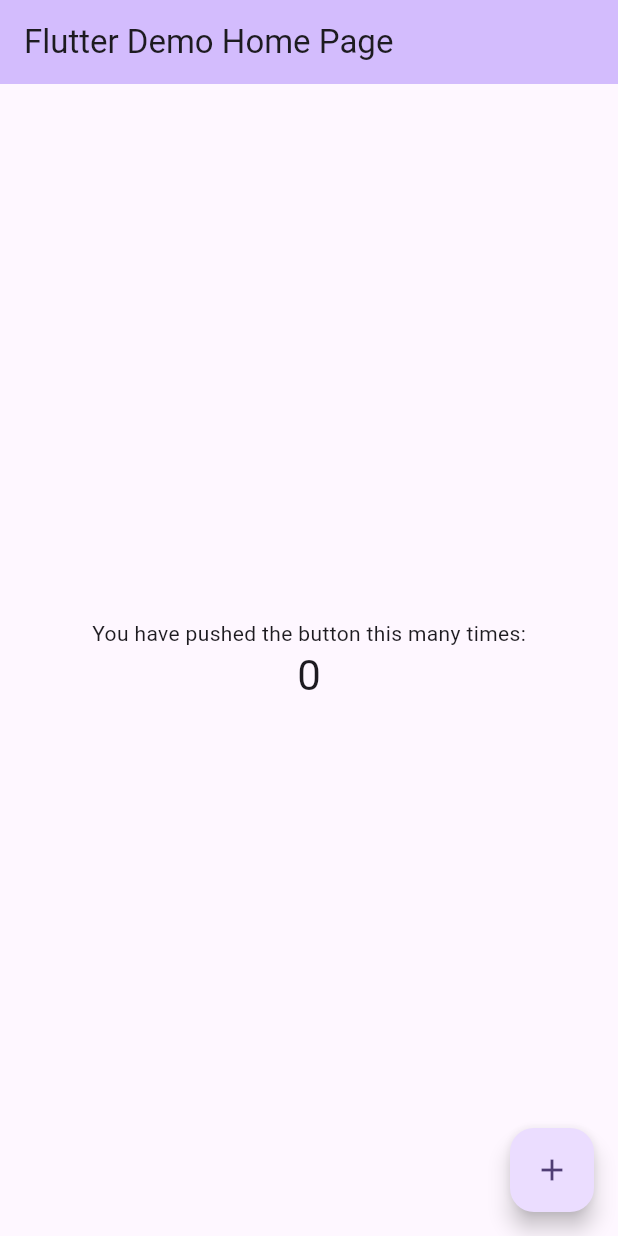
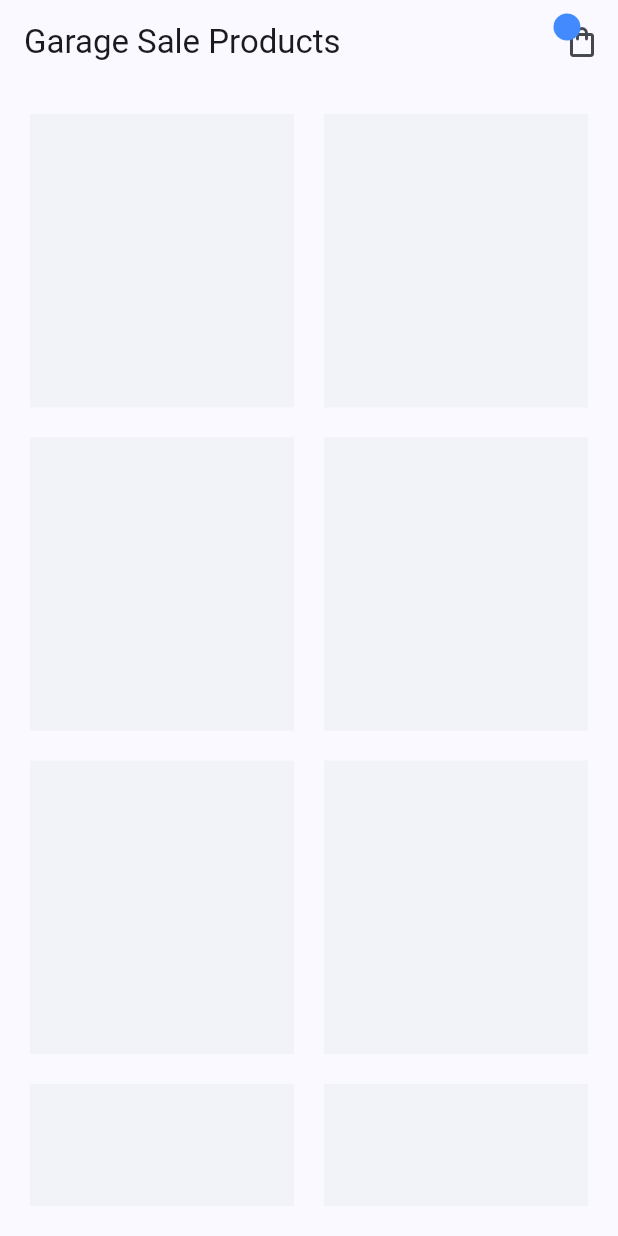
Before and after one commit to ruxmur/flutter-riverpod-tutorial, a Flutter app: the screen it shows after launch, on a phone screen of 412 x 824 dp. Run offline on Flutter 3.47's test engine with Material 3 defaults, Android fonts, the phone set to English and light mode, and no system bars; our stand-ins replace flutter_riverpod.

Commit message:
Lesson 1

```diff
--- a/lib/main.dart
+++ b/lib/main.dart
@@ -1,4 +1,5 @@
 import 'package:flutter/material.dart';
+import '/screens/home/home_screen.dart';
 
 void main() {
   runApp(const MyApp());
@@ -11,115 +12,11 @@ class MyApp extends StatelessWidget {
   @override
   Widget build(BuildContext context) {
     return MaterialApp(
-      title: 'Flutter Demo',
+      title: '',
       theme: ThemeData(
-        // This is the theme of your application.
-        //
-        // TRY THIS: Try running your application with "flutter run". You'll see
-        // the application has a purple toolbar. Then, without quitting the app,
-        // try changing the seedColor in the colorScheme below to Colors.green
-        // and then invoke "hot reload" (save your changes or press the "hot
-        // reload" button in a Flutter-supported IDE, or press "r" if you used
-        // the command line to start the app).
-        //
-        // Notice that the counter didn't reset back to zero; the application
-        // state is not lost during the reload. To reset the state, use hot
-        // restart instead.
-        //
-        // This works for code too, not just values: Most code changes can be
-        // tested with just a hot reload.
-        colorScheme: ColorScheme.fromSeed(seedColor: Colors.deepPurple),
-        useMaterial3: true,
+        colorScheme: ColorScheme.fromSeed(seedColor: Colors.blueAccent),
       ),
-      home: const MyHomePage(title: 'Flutter Demo Home Page'),
+      home: const HomeScreen(),
     );
   }
 }
-
-class MyHomePage extends StatefulWidget {
-  const MyHomePage({super.key, required this.title});
-
-  // This widget is the home page of your application. It is stateful, meaning
-  // that it has a State object (defined below) that contains fields that affect
-  // how it looks.
-
-  // This class is the configuration for the state. It holds the values (in this
-  // case the title) provided by the parent (in this case the App widget) and
-  // used by the build method of the State. Fields in a Widget subclass are
-  // always marked "final".
-
-  final String title;
-
-  @override
-  State<MyHomePage> createState() => _MyHomePageState();
-}
-
-class _MyHomePageState extends State<MyHomePage> {
-  int _counter = 0;
-
-  void _incrementCounter() {
-    setState(() {
-      // This call to setState tells the Flutter framework that something has
-      // changed in this State, which causes it to rerun the build method below
-      // so that the display can reflect the updated values. If we changed
-      // _counter without calling setState(), then the build method would not be
-      // called again, and so nothing would appear to happen.
-      _counter++;
-    });
-  }
-
-  @override
-  Widget build(BuildContext context) {
-    // This method is rerun every time setState is called, for instance as done
-    // by the _incrementCounter method above.
-    //
-    // The Flutter framework has been optimized to make rerunning build methods
-    // fast, so that you can just rebuild anything that needs updating rather
-    // than having to individually change instances of widgets.
-    return Scaffold(
-      appBar: AppBar(
-        // TRY THIS: Try changing the color here to a specific color (to
-        // Colors.amber, perhaps?) and trigger a hot reload to see the AppBar
-        // change color while the other colors stay the same.
-        backgroundColor: Theme.of(context).colorScheme.inversePrimary,
-        // Here we take the value from the MyHomePage object that was created by
-        // the App.build method, and use it to set our appbar title.
-        title: Text(widget.title),
-      ),
-      body: Center(
-        // Center is a layout widget. It takes a single child and positions it
-        // in the middle of the parent.
-        child: Column(
-          // Column is also a layout widget. It takes a list of children and
-          // arranges them vertically. By default, it sizes itself to fit its
-          // children horizontally, and tries to be as tall as its parent.
-          //
-          // Column has various properties to control how it sizes itself and
-          // how it positions its children. Here we use mainAxisAlignment to
-          // center the children vertically; the main axis here is the vertical
-          // axis because Columns are vertical (the cross axis would be
-          // horizontal).
-          //
-          // TRY THIS: Invoke "debug painting" (choose the "Toggle Debug Paint"
-          // action in the IDE, or press "p" in the console), to see the
-          // wireframe for each widget.
-          mainAxisAlignment: MainAxisAlignment.center,
-          children: <Widget>[
-            const Text(
-              'You have pushed the button this many times:',
-            ),
-            Text(
-              '$_counter',
-              style: Theme.of(context).textTheme.headlineMedium,
-            ),
-          ],
-        ),
-      ),
-      floatingActionButton: FloatingActionButton(
-        onPressed: _incrementCounter,
-        tooltip: 'Increment',
-        child: const Icon(Icons.add),
-      ), // This trailing comma makes auto-formatting nicer for build methods.
-    );
-  }
-}
--- /dev/null
+++ b/lib/models/product.dart
@@ -0,0 +1,8 @@
+class Product {
+  const Product({ required this.id, required this.title, required this.price, required this.image });
+
+  final String id;
+  final String title;
+  final int price;
+  final String image;
+}
--- /dev/null
+++ b/lib/providers/product_provider.dart
@@ -0,0 +1,21 @@
+import 'package:flutter_riverpod/flutter_riverpod.dart';
+import '/models/product.dart';
+
+const List<Product> allProducts = [
+  Product(id: '1', title: 'Groovy Shorts', price: 12, image: 'assets/products/shorts.png'),
+  Product(id: '2', title: 'Karati Kit', price: 34, image: 'assets/products/karati.png'),
+  Product(id: '3', title: 'Denim Jeans', price: 54, image: 'assets/products/jeans.png'),
+  Product(id: '4', title: 'Red Backpack', price: 14, image: 'assets/products/backpack.png'),
+  Product(id: '5', title: 'Drum & Sticks', price: 29, image: 'assets/products/drum.png'),
+  Product(id: '6', title: 'Blue Suitcase', price: 44, image: 'assets/products/suitcase.png'),
+  Product(id: '7', title: 'Roller Skates', price: 52, image: 'assets/products/skates.png'),
+  Product(id: '8', title: 'Electric Guitar', price: 79, image: 'assets/products/guitar.png'),
+];
+
+final productsProvider = Provider((ref) {
+  return allProducts;
+});
+
+final reducedProductsProvider = Provider((ref) {
+  return allProducts.where((p) => p.price < 50).toList();
+});
--- /dev/null
+++ b/lib/screens/cart/cart_screen.dart
@@ -0,0 +1,35 @@
+import 'package:flutter/material.dart';
+
+class CartScreen extends StatefulWidget {
+  const CartScreen({super.key});
+
+  @override
+  State<CartScreen> createState() => _CartScreenState();
+}
+
+class _CartScreenState extends State<CartScreen> {
+  bool showCoupon = true;
+
+  @override
+  Widget build(BuildContext context) {
+    return Scaffold(
+      appBar: AppBar(
+        title: const Text('Your Cart'),
+        centerTitle: true,
+        // actions: [],
+      ),
+      body: Container(
+        padding: const EdgeInsets.all(30),
+        child: const Column(
+          children: [
+            Column(
+              children: [], // output cart products here
+            ),
+
+            // output totals here
+          ],
+        ),
+      ),
+    );
+  }
+}
--- /dev/null
+++ b/lib/screens/home/home_screen.dart
@@ -0,0 +1,34 @@
+import 'package:flutter/material.dart';
+import '/shared/cart_icon.dart';
+
+class HomeScreen extends StatelessWidget {
+  const HomeScreen({super.key});
+
+  @override
+  Widget build(BuildContext context) {
+    return Scaffold(
+      appBar: AppBar(
+        title: const Text('Garage Sale Products'),
+        actions: const [CartIcon()],
+      ),
+      body: Padding(
+        padding: const EdgeInsets.all(20),
+        child: GridView.builder(
+          itemCount: 8,
+          gridDelegate:const SliverGridDelegateWithFixedCrossAxisCount(
+            crossAxisCount: 2,
+            mainAxisSpacing: 20,
+            crossAxisSpacing: 20,
+            childAspectRatio: 0.9,
+          ),
+          itemBuilder:(context, index) {
+            return Container(
+              padding: const EdgeInsets.all(20),
+              color: Colors.blueGrey.withOpacity(0.05),
+            );
+          },
+        ),
+      ),
+    );
+  }
+}
--- /dev/null
+++ b/lib/shared/cart_icon.dart
@@ -0,0 +1,35 @@
+import 'package:flutter/material.dart';
+import '/screens/cart/cart_screen.dart';
+
+class CartIcon extends StatelessWidget {
+  const CartIcon({super.key});
+
+  @override
+  Widget build(BuildContext context) {
+    return Stack(
+      children: [
+        IconButton(
+          onPressed: () {
+            Navigator.push(context, MaterialPageRoute(builder: (context) {
+              return const CartScreen();
+            }));
+          },
+          icon: const Icon(Icons.shopping_bag_outlined),
+        ),
+        Positioned(
+          top: 5,
+          left: 5,
+          child: Container(
+            width: 18,
+            height: 18,
+            alignment: Alignment.center,
+            decoration: BoxDecoration(
+              borderRadius: BorderRadius.circular(10),
+              color: Colors.blueAccent,
+            ),
+          ),
+        ),
+      ],
+    );
+  }
+}
--- a/pubspec.yaml
+++ b/pubspec.yaml
@@ -65,9 +65,8 @@ flutter:
   uses-material-design: true
 
   # To add assets to your application, add an assets section, like this:
-  # assets:
-  #   - images/a_dot_burr.jpeg
-  #   - images/a_dot_ham.jpeg
+  assets:
+    - assets/
 
   # An image asset can refer to one or more resolution-specific "variants", see
   # https://flutter.dev/to/resolution-aware-images
```
Also changed, not shown: assets/backpack.png (added), assets/drum.png (added), assets/guitar.png (added), assets/jeans.png (added), assets/karati.png (added), assets/shorts.png (added), assets/skates.png (added), assets/suitcase.png (added).
